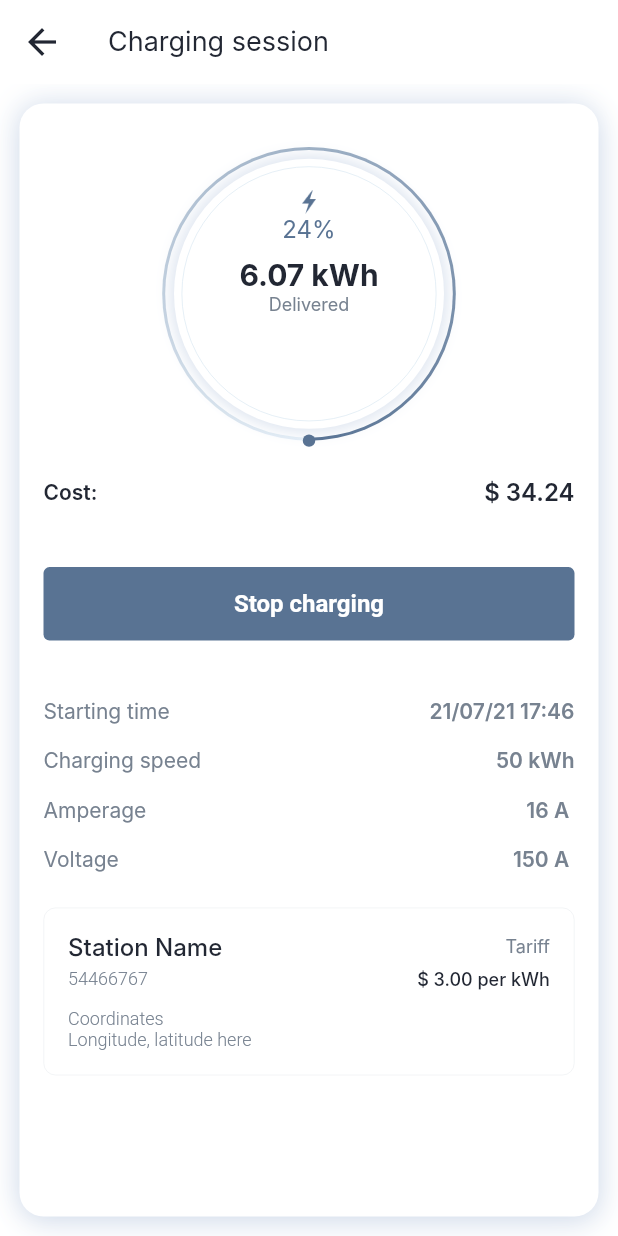
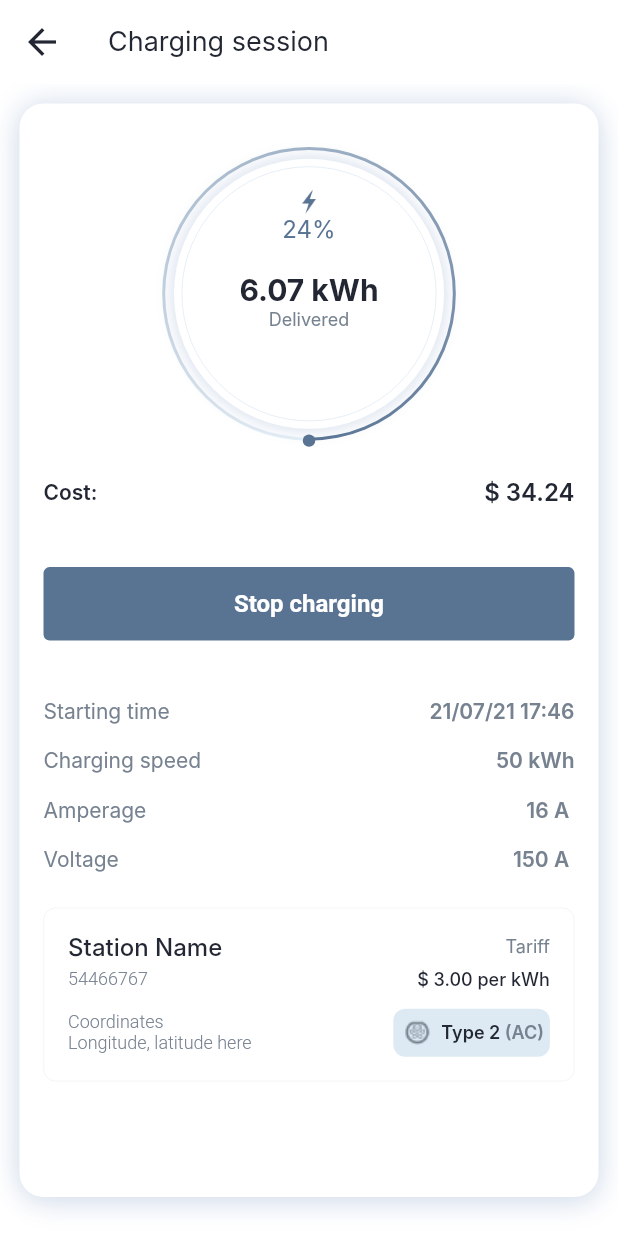
Before and after one commit to extrawest/ev_stations_map_showcase, a Flutter app: the ChargingScreen screen opened by its route, on a phone screen of 412 x 824 dp. Run offline on Flutter 3.47's test engine with Material 2 defaults, Android fonts, the phone set to English and light mode, and no system bars; our stand-ins replace bloc, easy_localization, equatable, flutter_bloc, flutter_secure_storage, flutter_svg and 5 more; missing offline and left inert: flutter_udid, google_maps_cluster_manager; accounts and stored records are empty; network calls fail; Roboto replaces fonts that are missing (Inter, Poppins); statements that could not run were skipped; project files that could hold a hidden picture were left out.

Commit message:
added station info

```diff
--- a/lib/screens/charging_screen.dart
+++ b/lib/screens/charging_screen.dart
@@ -1,4 +1,3 @@
-
 import 'package:flutter/material.dart';
 import 'package:volkhov_maps_app/theme/app_colors.dart';
 
@@ -30,7 +29,7 @@ class ChargingScreen extends StatelessWidget {
         height: MediaQuery.of(context).size.height,
         color: AppColors.whiteColor,
         child: Container(
-          margin: const EdgeInsets.all(13),
+          margin: const EdgeInsets.fromLTRB(13, 13, 13, 26),
           padding: const EdgeInsets.only(
             top: 29,
             bottom: 24,
@@ -55,6 +54,7 @@ class ChargingScreen extends StatelessWidget {
               ),
             ],
           ),
+          child: SingleChildScrollView(
             child: Column(
               children: [
                 const ChargedState(),
@@ -65,8 +65,9 @@ class ChargingScreen extends StatelessWidget {
                   fontFamily: 'Poppins',
                 ),
                 const ChargingInfoWidget(),
-              StationInfoWidget(),
+                const StationInfoWidget(),
               ],
+            ),
           ),
         ),
       ),
--- a/lib/theme/assets.dart
+++ b/lib/theme/assets.dart
@@ -13,6 +13,7 @@ const String greenFlash = 'assets/icons/green_flash.svg';
 const String greenMarkerPng = 'assets/icons/green_marker.png';
 const String greenMarkerPng3x = 'assets/icons/green_marker_x3.png';
 const String greenPlug = 'assets/icons/green_plug.svg';
+const String outletPng = 'assets/icons/outlet.png';
 const String greyFlash = 'assets/icons/grey_flash.svg';
 const String greyStar = 'assets/icons/grey_star.svg';
 const String redFlash = 'assets/icons/red_flash.svg';
--- a/lib/widgets/charged_state.dart
+++ b/lib/widgets/charged_state.dart
@@ -94,7 +94,7 @@ class ChargedState extends StatelessWidget {
                           color: AppColors.activeBottomBarButton,
                           fontFamily: 'Inter'),
                     ),
-                    const SizedBox(height: 10),
+                    const SizedBox(height: 20),
                     Text('6.07 kWh',
                         style: TextStyles.headerTextStyle
                             .copyWith(fontFamily: 'Inter')),
--- a/lib/widgets/station_info_widget.dart
+++ b/lib/widgets/station_info_widget.dart
@@ -1,4 +1,5 @@
 import 'package:flutter/material.dart';
+import 'package:flutter_svg/flutter_svg.dart';
 
 import '../theme/themes.dart';
 
@@ -76,7 +77,31 @@ class StationInfoWidget extends StatelessWidget {
                     ),
                   ),
                 ],
-              )
+              ),
+              Container(
+                padding: const EdgeInsets.all(4),
+                decoration: BoxDecoration(
+                    borderRadius: BorderRadius.circular(8),
+                    color: AppColors.lightBlue),
+                child: Row(
+                  children: [
+                    Image.asset(outletPng),
+                    const SizedBox(width: 4),
+                    Text(
+                      'Type 2 ',
+                      style: TextStyles.smallTextStyle.copyWith(
+                        fontWeight: FontWeight.w600,
+                      ),
+                    ),
+                    Text(
+                      '(AC)',
+                      style: TextStyles.smallTextStyle.copyWith(
+                          fontWeight: FontWeight.w600,
+                          color: AppColors.greyTextColor),
+                    ),
+                  ],
+                ),
+              ),
             ],
           ),
         ],
```
Also changed, not shown: assets/icons/outlet.png (added). Lines whose indentation alone changed are shown as unchanged.
